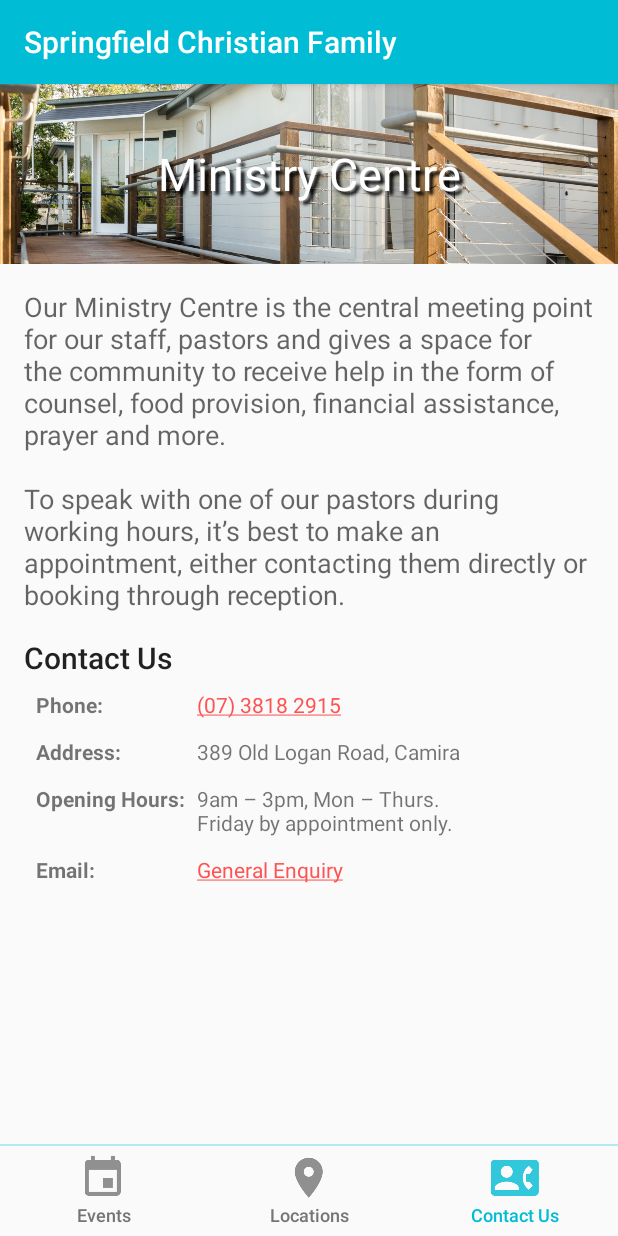
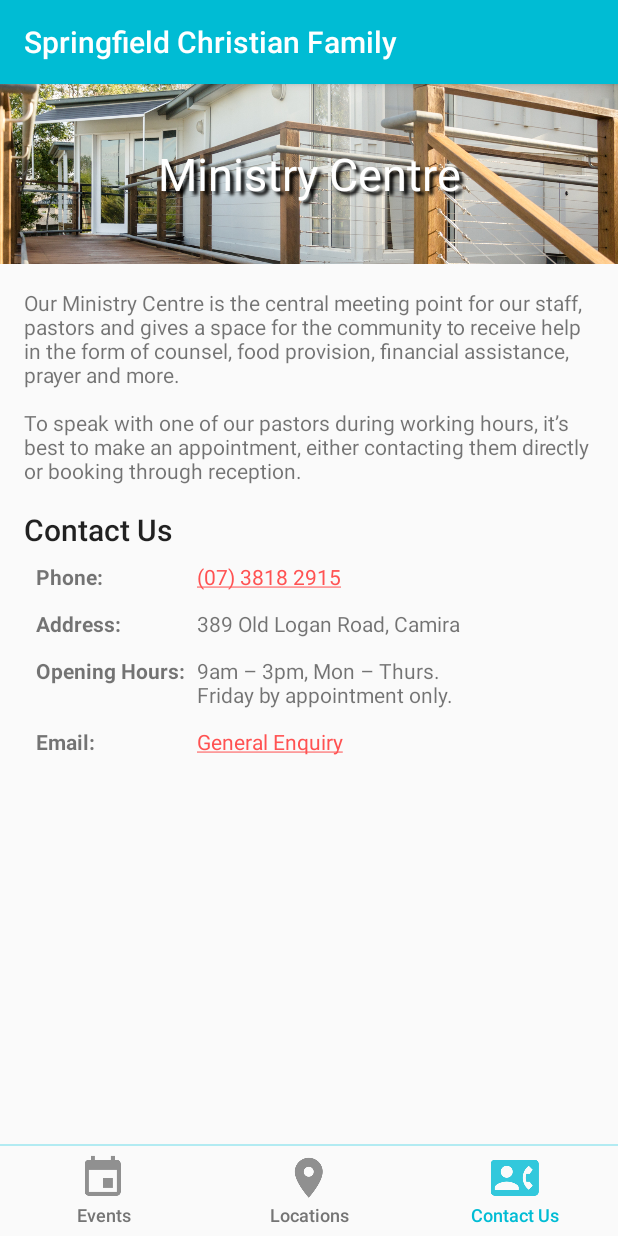
Before and after one commit to anky21/SCF, an Android app: the screen it shows after launch (MainActivity), item 3 of the bottom bar chosen, on a phone screen of 412 x 824 dp. Run offline under Robolectric (Android 15) with nearby library versions, the phone set to English and light mode, and no system bars; our stand-ins replace ButterKnife; libraries missing offline, so code that uses them is left out: com.facebook.stetho; 1 statement that could not run was skipped.

Commit message:
feat: Optimise the UI for LocationsFragment
Small changes to the ContactUsFragment

```diff
--- a/app/build.gradle
+++ b/app/build.gradle
@@ -36,10 +36,11 @@ dependencies {
     compile "com.android.support:support-v4:${supportLibVersion}"
     compile "com.android.support:support-v4:${supportLibVersion}"
     compile "com.android.support:gridlayout-v7:${supportLibVersion}"
+    compile "com.android.support:cardview-v7:${supportLibVersion}"
+    compile "com.android.support:support-v4:${supportLibVersion}"
     testCompile 'junit:junit:4.12'
     compile 'com.facebook.stetho:stetho:1.4.2'
     compile 'com.jakewharton:butterknife:8.5.1'
-    compile 'com.android.support:support-v4:25.2.0'
     testCompile 'junit:junit:4.12'
     annotationProcessor 'com.jakewharton:butterknife-compiler:8.5.1'
 }
--- a/app/src/main/java/me/anky/scf/LocationsFragment.java
+++ b/app/src/main/java/me/anky/scf/LocationsFragment.java
@@ -48,8 +48,7 @@ public class LocationsFragment extends Fragment {
                         0, "Ps. Phil Cutcliffe", "Pastor", "Ps. Phil and his wife, Julianne, have been pioneering the campuses of Springfield Christian Family from it's foundation in May 1996. They are passionate about loving God, their family, the Church family and Greater Springfield Community. Phil serves as the Pioneer Pastor, Church Elder and Director of SCF's charity arm Westside Community Care. Julianne serves as a Church Elder and Counsellor. Phil and Julianne have 4 grown children also serving in God's family: Ashleigh, Rebekah, Nathan and Jennifer. Phil enjoys running, playing the trumpet and gathering people back to God. Julianne enjoys reading and keeping all the family relationships strong.\n" +
                         "\n" + "Ps. Phil pastors across both Lakes and Augusta campuses.", 0),
                 new MeetingLocation(R.drawable.springfield_lakes_campus, "Springfield Lakes Campus", "Ps. Damon Ormsby and Ps. Phil Cutcliffe",
-                        "9:00am, Sunday Mornings", "Level 2 - Springfield Tower", "145 Sinnathamby Blvd, \n" +
-                        "Springfield Central", null, "Ps. Damon Ormsby",
+                        "9:00am, Sunday Mornings", "Level 2 - Springfield Tower", "145 Sinnathamby Blvd, Springfield Central", null, "Ps. Damon Ormsby",
                         "Pastor", "Having moved from New Zealand, Damon and his wife, Lena, joined the Springfield Christian Family Church in October 2009. In 2016 Damon resigned from his career as a Police Officer to Pastor the Lakes Campus full time. His passion is not only seeing people come to Christ, but growing in the freedom and fullness of life that He brings.\n" +
                         "\n" + "Damon and Lena have 5 children, Kee-Lin, Shaye, Kalea, Jeiel, Michal, and an English Bull Terrier named Zoey. They enjoy time away at the beach together as a family and share a musical interest.",
                         0, "Ps. Phil Cutcliffe", "Pastor", "Ps. Phil and his wife, Julianne, have been pioneering the campuses of Springfield Christian Family from it's foundation in May 1996. They are passionate about loving God, their family, the Church family and Greater Springfield Community. Phil serves as the Pioneer Pastor, Church Elder and Director of SCF's charity arm Westside Community Care. Julianne serves as a Church Elder and Counsellor. Phil and Julianne have 4 grown children also serving in God's family: Ashleigh, Rebekah, Nathan and Jennifer. Phil enjoys running, playing the trumpet and gathering people back to God. Julianne enjoys reading and keeping all the family relationships strong.\n" +
--- a/app/src/main/res/layout/fragment_contact_us.xml
+++ b/app/src/main/res/layout/fragment_contact_us.xml
@@ -4,6 +4,7 @@
     android:layout_width="match_parent"
     android:layout_height="match_parent"
     android:paddingBottom="@dimen/margin_16dp"
+    android:clipToPadding="false"
     tools:context="me.anky.scf.ContactUsFragment">
 
     <LinearLayout
@@ -40,7 +41,7 @@
             android:layout_height="wrap_content"
             android:padding="@dimen/margin_16dp"
             android:text="@string/ministry_centre_intro"
-            android:textAppearance="@style/TextAppearance.AppCompat.Medium" />
+            android:textAppearance="@style/TextAppearance.AppCompat.Small" />
 
         <TextView
             android:layout_width="wrap_content"
--- /dev/null
+++ b/app/src/main/res/values-land/macro_layout.xml
@@ -0,0 +1,4 @@
+<?xml version="1.0" encoding="utf-8"?>
+<resources>
+    <integer name="numColumnsGridView">2</integer>
+</resources>
--- a/app/src/main/res/values/dimens.xml
+++ b/app/src/main/res/values/dimens.xml
@@ -15,4 +15,6 @@
     <dimen name="margin_8dp">8dp</dimen>
     <dimen name="margin_12dp">12dp</dimen>
     <dimen name="margin_16dp">16dp</dimen>
+
+    <dimen name="cardview_corner_radius">5dp</dimen>
 </resources>
--- /dev/null
+++ b/app/src/main/res/values/macro_layout.xml
@@ -0,0 +1,4 @@
+<?xml version="1.0" encoding="utf-8"?>
+<resources>
+    <integer name="numColumnsGridView">1</integer>
+</resources>
```
Also changed, not shown: app/src/main/res/layout/fragment_locations.xml (+9 -11 lines), app/src/main/res/layout/location_list_item.xml (+15 -6 lines).
